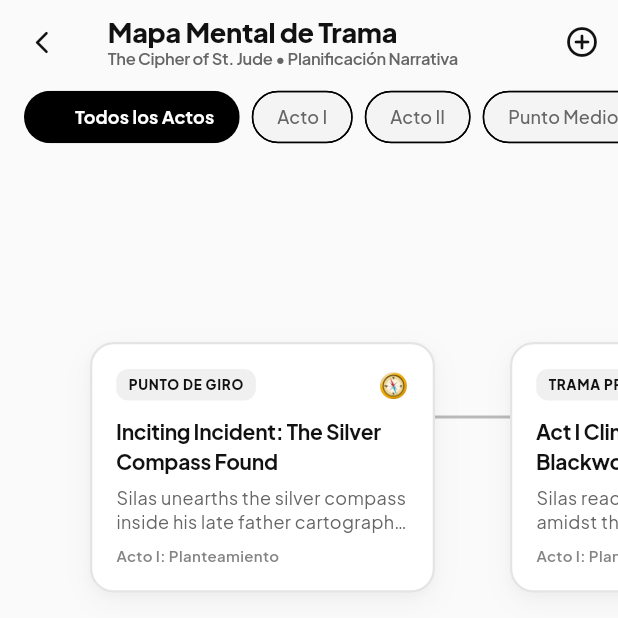
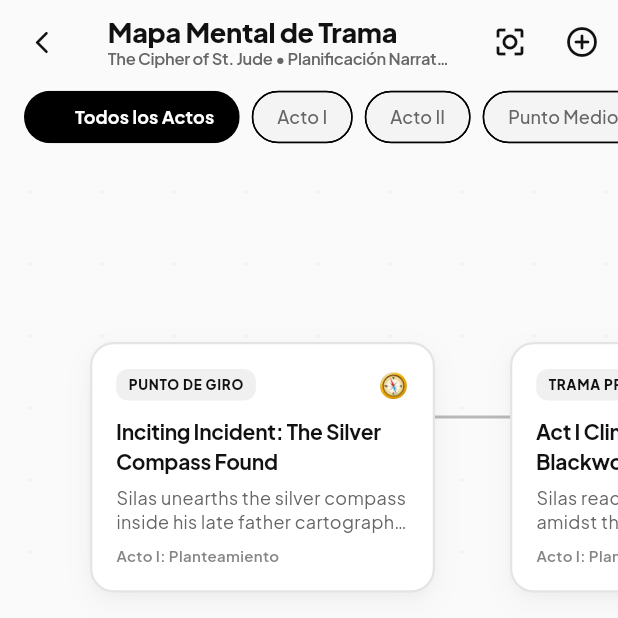
Before and after one commit to SamuelSHenriquezP/ink_wright, a Flutter app: the screen it shows after launch, after a tap on the "hub" icon, on a phone screen of 412 x 824 dp, the top half of it. Run offline on Flutter 3.47's test engine with Material 3 defaults, Android fonts, the light colour scheme and no system bars; our stand-ins replace flutter_animate, google_fonts.

Commit message:
fix: configurar InteractiveViewer con constrained false y clipBehavior none para permitir desplazamiento fluido del mapa mental sin recortar nodos

```diff
--- a/lib/screens/plot_mind_map_screen.dart
+++ b/lib/screens/plot_mind_map_screen.dart
@@ -15,6 +15,23 @@
 
 class _PlotMindMapScreenState extends State<PlotMindMapScreen> {
   PlotAct? _selectedActFilter;
+  late final TransformationController _transformationController;
+
+  @override
+  void initState() {
+    super.initState();
+    _transformationController = TransformationController();
+  }
+
+  @override
+  void dispose() {
+    _transformationController.dispose();
+    super.dispose();
+  }
+
+  void _resetView() {
+    _transformationController.value = Matrix4.identity();
+  }
 
   void _showAddNodeDialog(BuildContext context, EditorController controller) {
     final titleCtrl = TextEditingController();
@@ -191,6 +208,11 @@
         ),
         actions: [
           IconButton(
+            icon: Icon(Icons.center_focus_strong_outlined, color: textPrimary),
+            onPressed: _resetView,
+            tooltip: 'Centrar Lienzo',
+          ),
+          IconButton(
             icon: Icon(Icons.add_circle_outline_rounded, color: textPrimary),
             onPressed: () => _showAddNodeDialog(context, controller),
             tooltip: 'Añadir Nodo de Trama',
@@ -221,13 +243,16 @@
           Expanded(
             child: ClipRect(
               child: InteractiveViewer(
-                boundaryMargin: const EdgeInsets.all(1200),
-                minScale: 0.3,
+                transformationController: _transformationController,
+                constrained: false,
+                boundaryMargin: const EdgeInsets.all(1600),
+                minScale: 0.25,
                 maxScale: 2.2,
                 child: SizedBox(
                   width: 2500,
                   height: 1800,
                   child: Stack(
+                    clipBehavior: Clip.none,
                     children: [
                       // Canvas Grid lines & Custom Painter Connections
                       Positioned.fill(
@@ -246,9 +271,14 @@
                           top: node.dy,
                           child: GestureDetector(
                             onPanUpdate: (details) {
+                              final scale = _transformationController.value.getMaxScaleOnAxis();
+                              final effectiveDelta = scale > 0 ? (details.delta / scale) : details.delta;
                               controller.updateMindMapNodePosition(
                                 node.id,
-                                Offset(node.dx + details.delta.dx, node.dy + details.delta.dy),
+                                Offset(
+                                  (node.dx + effectiveDelta.dx).clamp(20.0, 2250.0),
+                                  (node.dy + effectiveDelta.dy).clamp(20.0, 1600.0),
+                                ),
                               );
                             },
                             onTap: () => _showNodeDetailBottomSheet(context, node, controller, isDark),
@@ -506,6 +536,17 @@
 
   @override
   void paint(Canvas canvas, Size size) {
+    // Subtle dot grid background for spatial orientation
+    final gridPaint = Paint()
+      ..color = isDark ? Colors.white.withValues(alpha: 0.05) : Colors.black.withValues(alpha: 0.035)
+      ..style = PaintingStyle.fill;
+    const double step = 48.0;
+    for (double x = 20; x < size.width; x += step) {
+      for (double y = 20; y < size.height; y += step) {
+        canvas.drawCircle(Offset(x, y), 1.2, gridPaint);
+      }
+    }
+
     final Map<String, MindMapNodeModel> nodeMap = {for (var n in nodes) n.id: n};
     final lineColor = isDark ? Colors.white24 : Colors.black26;
 
```
